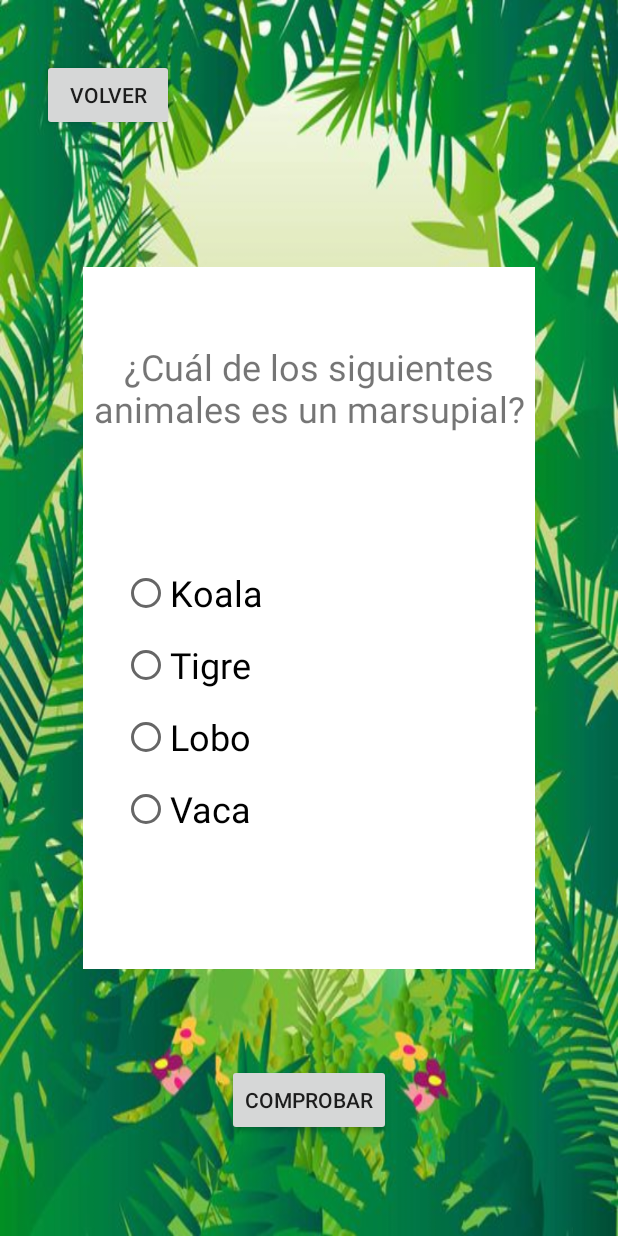
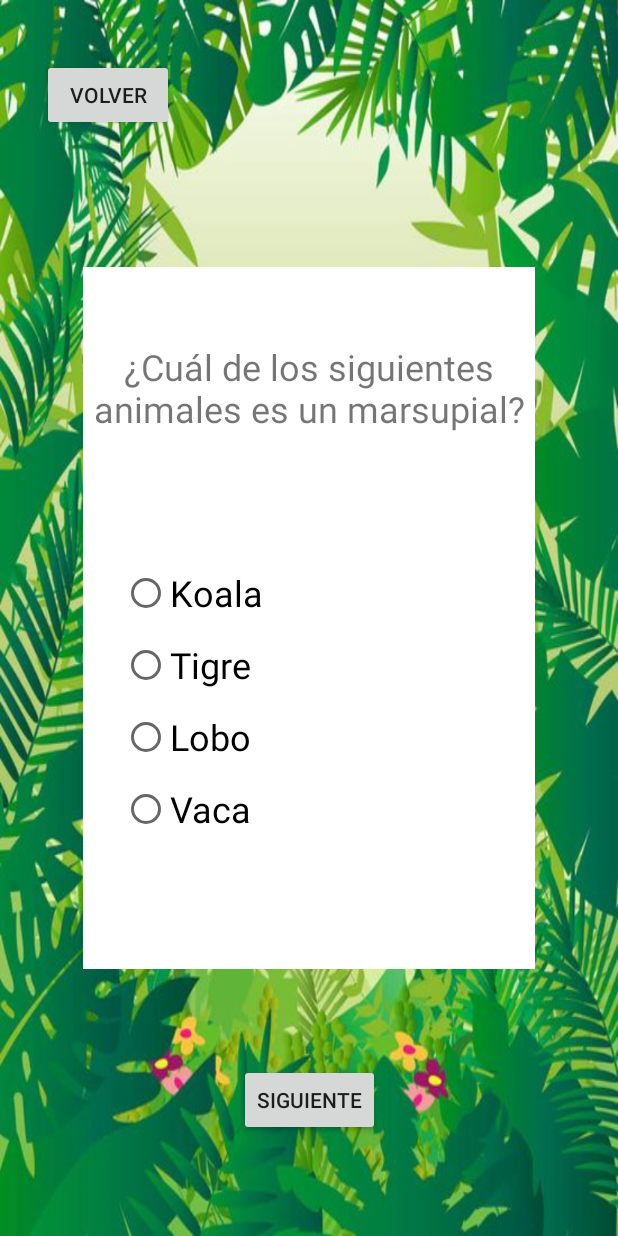
Before and after one commit to Z4RCO/Practica1Moviles, an Android app: the screen it shows after launch (PreguntasActivity), after a tap on "JUGAR", on a phone screen of 412 x 824 dp. Run offline under Robolectric (Android 15) with nearby library versions, the phone set to English and light mode, and no system bars.

Commit message:
pregunta 2 acabada

```diff
--- a/app/src/main/java/com/example/practica1/MainActivity.java
+++ b/app/src/main/java/com/example/practica1/MainActivity.java
@@ -14,18 +14,13 @@ public class MainActivity extends AppCompatActivity {
     private MediaPlayer musica;
     private MediaPlayer tucan;
     private boolean activo = true;
-    private int silencio = R.drawable.silencio;
-    private ImageButton boton;
 
 
 
     @Override
     protected void onCreate(Bundle savedInstanceState) {
-        System.out.println("Create Main");
         super.onCreate(savedInstanceState);
         setContentView(R.layout.activity_main);
-
-
     }
 
     @Override
@@ -35,12 +30,9 @@ public class MainActivity extends AppCompatActivity {
         musica = MediaPlayer.create(this, R.raw.wildquest);
         musica.setLooping(true);
 
-        System.out.println("Start Main");
-
         Intent intent = getIntent();
 
-        boton = findViewById(R.id.Silenciar);
-        if(boton == null) System.out.println("BOTON ES NULL");
+        ImageButton boton = findViewById(R.id.Silenciar);
         activo = intent.getBooleanExtra("musica", true);
         if(activo){
             musica.start();
@@ -56,7 +48,7 @@ public class MainActivity extends AppCompatActivity {
     /**
      * Método que comienza la activity de las preguntas
      * Añade al intent la información sobre la reproducción de la música
-     * @param view
+     * @param view referencia a la view que llama al método
      */
     public void jugar(View view){
         MediaPlayer mp = MediaPlayer.create(this,R.raw.correcto);
@@ -113,12 +105,4 @@ public class MainActivity extends AppCompatActivity {
         super.onBackPressed();
         finishAffinity();
     }
-
-
-
-
-
-
-    //TODO Hacer que el boton coincida con el sonido al volver al main
-
 }
--- a/app/src/main/res/layout/activity_preguntas.xml
+++ b/app/src/main/res/layout/activity_preguntas.xml
@@ -38,7 +38,7 @@
         android:layout_height="wrap_content"
         android:contentDescription="@string/buttonSiguiente"
         android:onClick="next"
-        android:text="@string/nextButton"
+        android:text="@string/buttonSiguiente"
         app:layout_constraintBottom_toBottomOf="parent"
         app:layout_constraintEnd_toEndOf="parent"
         app:layout_constraintStart_toStartOf="parent"
--- a/app/src/main/res/layout/fragment_pregunta2.xml
+++ b/app/src/main/res/layout/fragment_pregunta2.xml
@@ -5,6 +5,7 @@
     android:layout_width="301dp"
     android:layout_height="468dp"
     android:background="@color/white"
+    android:onClick="pulsarImagen"
     tools:context=".Pregunta2">
 
     <TextView
--- a/app/src/main/res/layout/fragment_pregunta3.xml
+++ b/app/src/main/res/layout/fragment_pregunta3.xml
@@ -6,7 +6,6 @@
     android:background="@color/white"
     tools:context=".Pregunta3">
 
-    <!-- TODO: Update blank fragment layout -->
 
     <TextView
         android:id="@+id/textView2"
--- a/app/src/main/res/layout/fragment_pregunta4.xml
+++ b/app/src/main/res/layout/fragment_pregunta4.xml
@@ -7,7 +7,6 @@
     android:background="@color/white"
     tools:context=".Pregunta4">
 
-    <!-- TODO: Update blank fragment layout -->
     <TextView
         android:id="@+id/textView"
         android:layout_width="wrap_content"
--- a/app/src/main/res/layout/fragment_pregunta5.xml
+++ b/app/src/main/res/layout/fragment_pregunta5.xml
@@ -6,7 +6,6 @@
     android:background="@color/white"
     tools:context=".Pregunta5">
 
-    <!-- TODO: Update blank fragment layout -->
     <TextView
         android:layout_width="match_parent"
         android:layout_height="match_parent"
--- a/app/src/main/res/values/strings.xml
+++ b/app/src/main/res/values/strings.xml
@@ -1,15 +1,20 @@
 <resources>
     <string name="app_name">Wild Quest</string>
     <string name="puntosText">Puntuación: </string>
+    <string name="titulo">Wild Quest</string>
+    <string name="puntos">0</string>
+
+
+
+    <!--Botones-->
+    <string name="buttonVolver">Volver</string>
+    <string name="buttonSilenciar">Silenciar música</string>
+    <string name="buttonSiguiente">Siguiente</string>
     <string name="buttonJugar">Jugar</string>
     <string name="buttonSalir">Salir</string>
     <string name="buttonTucan"> </string>
-    <string name="titulo">Wild Quest</string>
-    <string name="puntos">0</string>
-    <string name="buttonVolver">Volver</string>
-    <string name="buttonSilenciar">Silenciar música</string>
-    <string name="buttonSiguiente">Siguiente</string>
-    <string name="nextButton">Comprobar</string>
+
+
 
 
 
```
Also changed, not shown: app/src/main/java/com/example/practica1/Pregunta1.java (+8 -3 lines), app/src/main/java/com/example/practica1/Pregunta2.java (+45 -23 lines), app/src/main/java/com/example/practica1/Pregunta4.java (+15 -2 lines), app/src/main/java/com/example/practica1/PreguntasActivity.java (+26 -4 lines).
